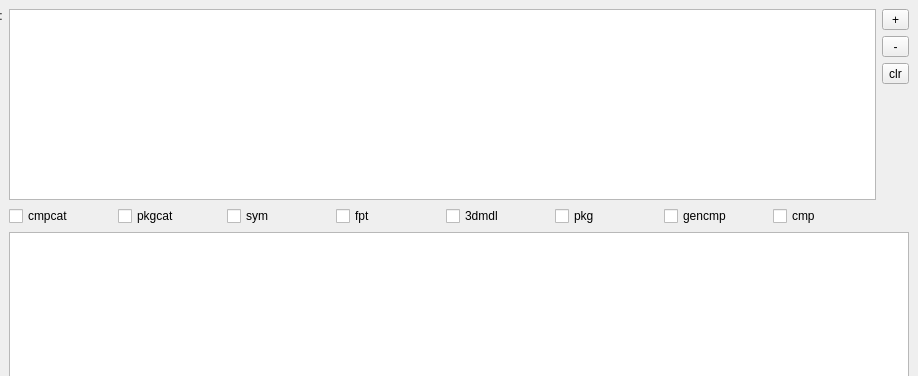
Before: the Qt Designer form tools/WorkspaceLibraryUpdater/mainwindow.ui in LibrePCB/LibrePCB, drawn with Qt 5; both pictures show x 107 to 1025 and y 0 to 376 of the 1025 by 488 pixel window.
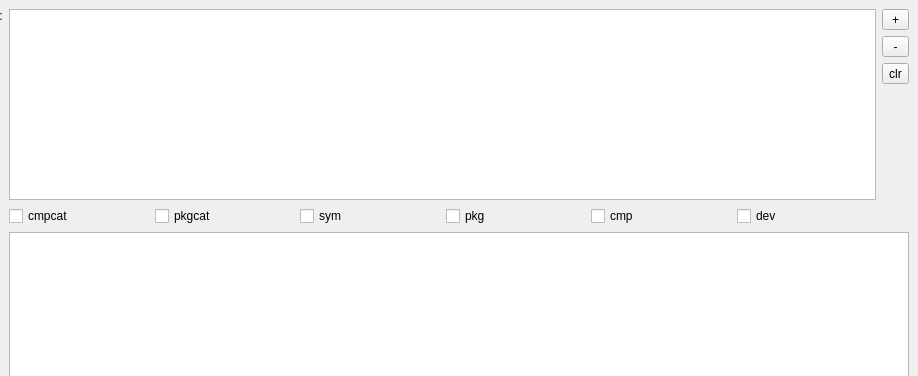
After: the same form once the commit is applied.

Patch:
```diff
--- a/tools/WorkspaceLibraryUpdater/mainwindow.ui
+++ b/tools/WorkspaceLibraryUpdater/mainwindow.ui
@@ -145,20 +145,6 @@
         </property>
        </widget>
       </item>
-      <item>
-       <widget class="QCheckBox" name="cbx_fpt">
-        <property name="text">
-         <string>fpt</string>
-        </property>
-       </widget>
-      </item>
-      <item>
-       <widget class="QCheckBox" name="cbx_3dmdl">
-        <property name="text">
-         <string>3dmdl</string>
-        </property>
-       </widget>
-      </item>
       <item>
        <widget class="QCheckBox" name="cbx_pkg">
         <property name="text">
@@ -166,13 +152,6 @@
         </property>
        </widget>
       </item>
-      <item>
-       <widget class="QCheckBox" name="cbx_gencmp">
-        <property name="text">
-         <string>gencmp</string>
-        </property>
-       </widget>
-      </item>
       <item>
        <widget class="QCheckBox" name="cbx_cmp">
         <property name="text">
@@ -180,6 +159,13 @@
         </property>
        </widget>
       </item>
+      <item>
+       <widget class="QCheckBox" name="cbx_dev">
+        <property name="text">
+         <string>dev</string>
+        </property>
+       </widget>
+      </item>
      </layout>
     </item>
    </layout>
```
Left out of the diff: 2 changed lines with no effect on the pictures.
